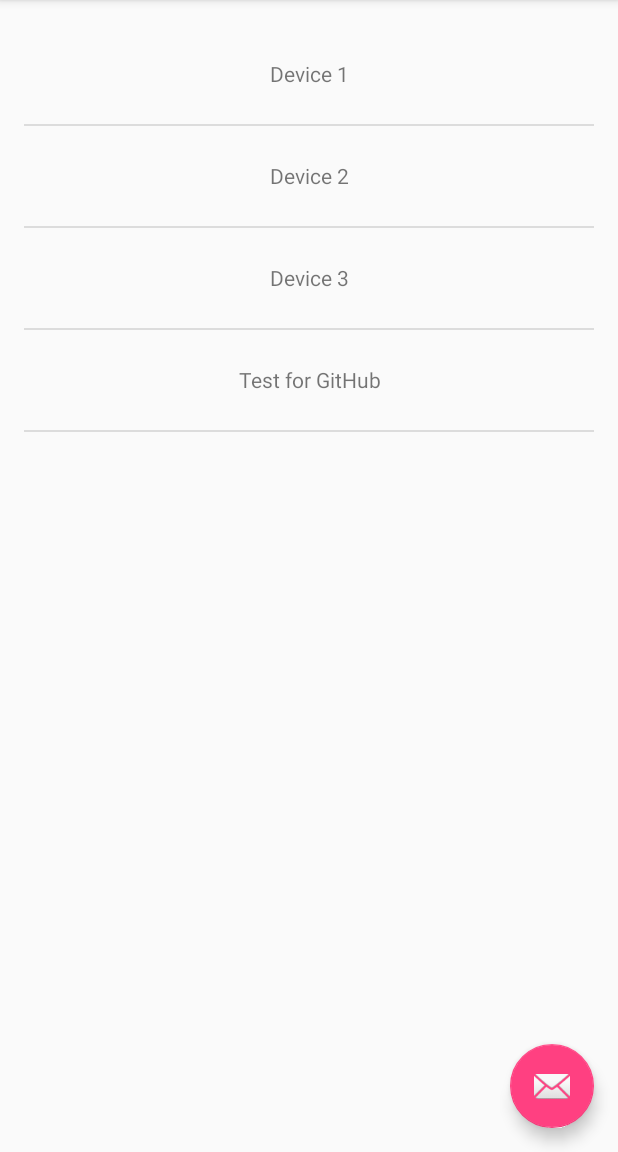
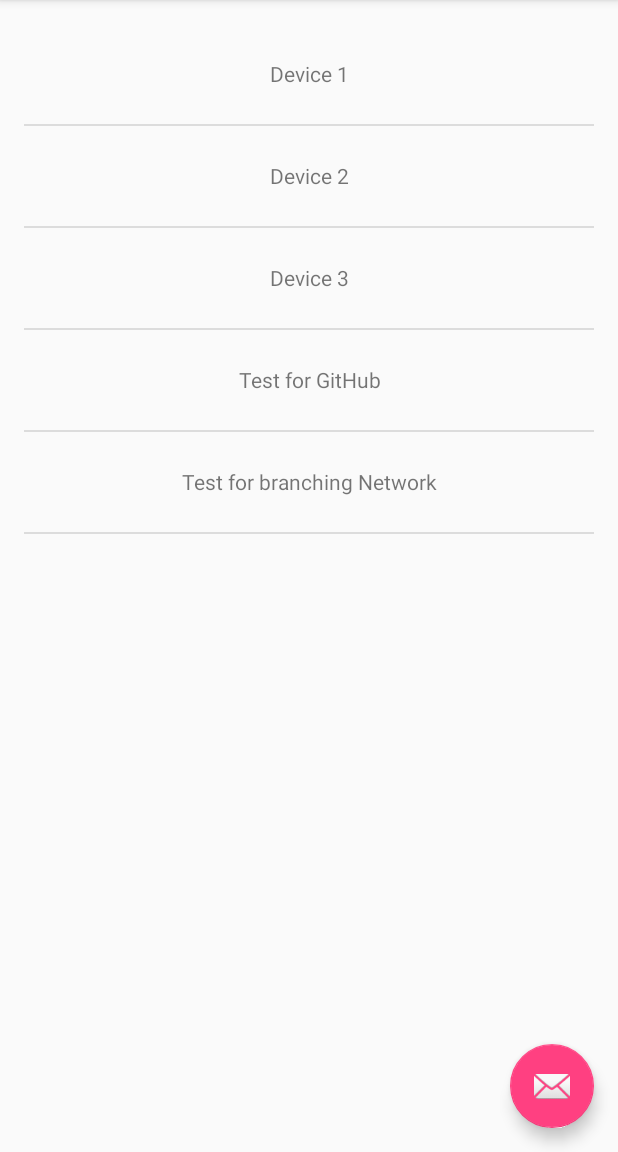
Before and after one commit to heibaifu/MQTT-Patterns, an Android app: the screen it shows after launch (MainActivity), on a phone screen of 412 x 824 dp, the part 84-1236 px from its top. Run offline under Robolectric (Android 15) with nearby library versions, the phone set to English and light mode, and no system bars.

Commit message:
Test Branch
added network branch

```diff
--- a/app/src/main/java/com/patterns/io/thingsflow/DevicesFragment.java
+++ b/app/src/main/java/com/patterns/io/thingsflow/DevicesFragment.java
@@ -40,7 +40,8 @@ public class DevicesFragment extends Fragment {
                 "Device 1",
                 "Device 2",
                 "Device 3",
-                "Test for GitHub"
+                "Test for GitHub",
+                "Test for branching Network"
         };
 
         List<String> devices = new ArrayList<String>(Arrays.asList(arrayStrings));
```
